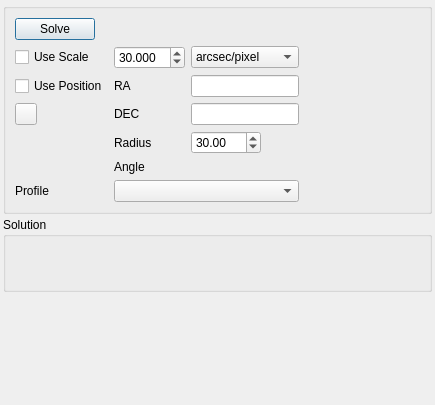
The window that kstars/fitsviewer/platesolve.ui (KDE/kstars) describes before a commit, drawn with Qt 5.
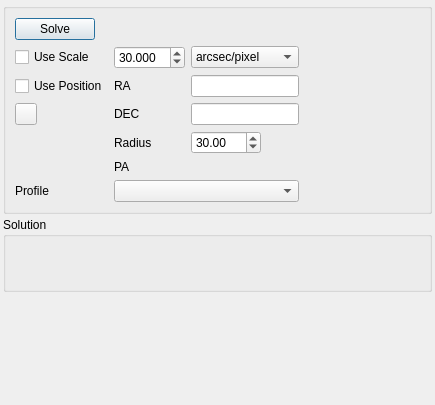
The same window after the commit. Custom widgets are drawn as their Qt base class.

Commit message: Switch FITSViewer Solver from Angle to Position Angle (PA).

The edit to the form file:
```diff
--- a/kstars/fitsviewer/platesolve.ui
+++ b/kstars/fitsviewer/platesolve.ui
@@ -315,7 +315,7 @@
          <string>The solved rotation angle in degrees.</string>
         </property>
         <property name="text">
-         <string>Angle</string>
+         <string>PA</string>
         </property>
        </widget>
       </item>
```
Left out of the diff: 4 changed lines with no effect on the pictures. The commit also changes 1 other file.
